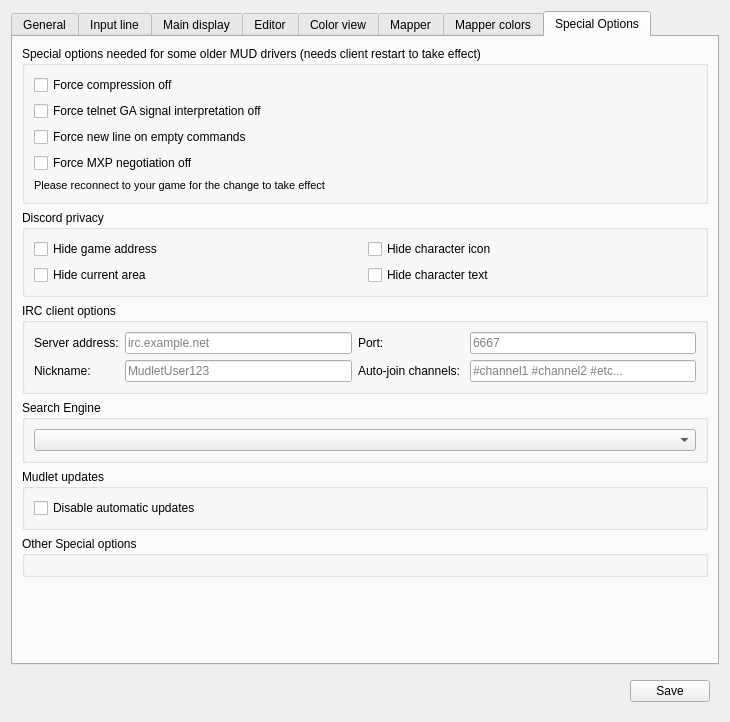
Mudlet/Mudlet, file src/ui/profile_preferences.ui: the form before one commit.
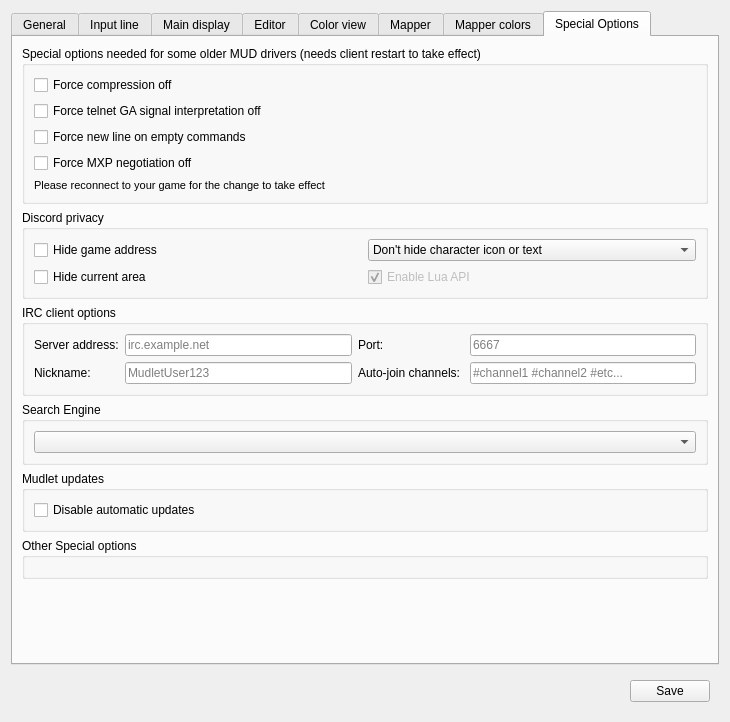
The form after the commit. The open tabs and pages were chosen to show the change. Icons and pictures are not drawn. Custom widgets are drawn as their Qt base class.

Commit message: Finalised Discord privacy options

```diff
--- a/src/ui/profile_preferences.ui
+++ b/src/ui/profile_preferences.ui
@@ -2373,13 +2373,6 @@
             </property>
            </widget>
           </item>
-          <item row="0" column="1">
-           <widget class="QCheckBox" name="checkBox_discordCharacterIcon">
-            <property name="text">
-             <string>Hide character icon</string>
-            </property>
-           </widget>
-          </item>
           <item row="1" column="0">
            <widget class="QCheckBox" name="checkBox_discordCurrentArea">
             <property name="text">
@@ -2387,10 +2380,44 @@
             </property>
            </widget>
           </item>
+          <item row="0" column="1">
+           <widget class="QComboBox" name="comboBox_discordCharacter">
+            <property name="currentIndex">
+             <number>0</number>
+            </property>
+            <item>
+             <property name="text">
+              <string>Don't hide character icon or text</string>
+             </property>
+            </item>
+            <item>
+             <property name="text">
+              <string>Hide character text</string>
+             </property>
+            </item>
+            <item>
+             <property name="text">
+              <string>Hide character icon and text</string>
+             </property>
+            </item>
+           </widget>
+          </item>
           <item row="1" column="1">
-           <widget class="QCheckBox" name="checkBox_discordCharacterText">
+           <widget class="QCheckBox" name="checkBox">
+            <property name="enabled">
+             <bool>false</bool>
+            </property>
+            <property name="toolTip">
+             <string>Lua API is currently always enabled for testing purposes</string>
+            </property>
             <property name="text">
-             <string>Hide character text</string>
+             <string>Enable Lua API</string>
+            </property>
+            <property name="checkable">
+             <bool>true</bool>
+            </property>
+            <property name="checked">
+             <bool>true</bool>
             </property>
            </widget>
           </item>
```
Left out of the diff: 4 changed lines with no effect on the pictures. The commit also changes 2 other files.
